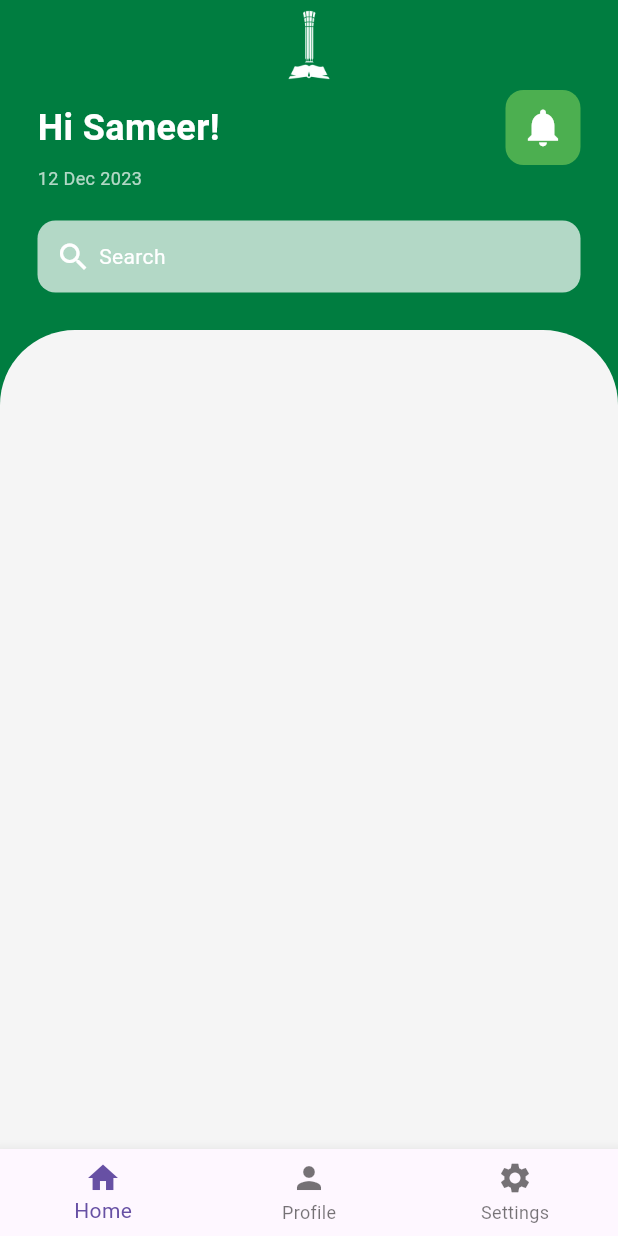
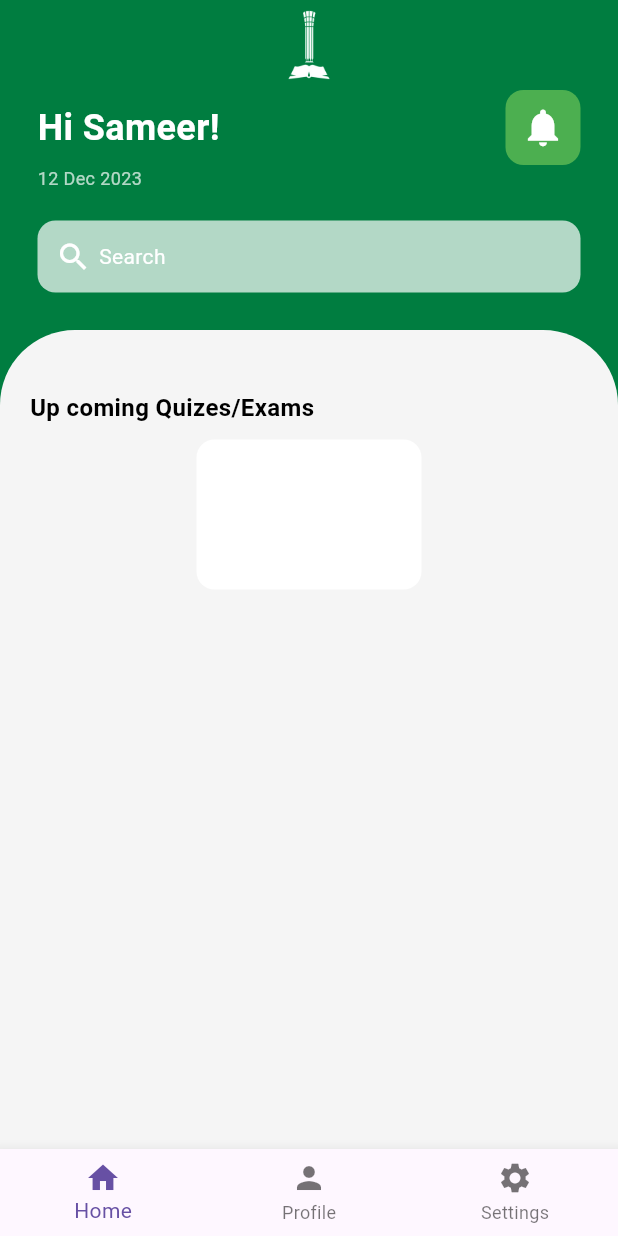
Before and after one commit to SultanAbbas0/TeamXtreme, a Flutter app: the screen it shows after launch, on a phone screen of 412 x 824 dp. Run offline on Flutter 3.47's test engine with Material 3 defaults, Android fonts, the phone set to English and light mode, and no system bars.

Commit message:
Changes in the home files

```diff
--- a/lib/home.dart
+++ b/lib/home.dart
@@ -79,14 +79,46 @@ class _homePageState extends State<homePage> {
                 height: 25,
               ),
               Expanded(
-                  child: ClipRRect(
-                borderRadius: BorderRadius.only(
+                child: ClipRRect(
+                  borderRadius: BorderRadius.only(
                     topLeft: Radius.circular(50),
-                    topRight: Radius.circular(50)),
-                child: Container(
-                  color: Colors.grey[100],
+                    topRight: Radius.circular(50),
+                  ),
+                  child: Container(
+                    padding: EdgeInsets.all(20),
+                    color: Colors.grey[100],
+                    child: Column(
+                      children: [
+                        SizedBox(
+                          height: 20,
+                        ),
+                        Row(
+                          mainAxisAlignment: MainAxisAlignment.spaceBetween,
+                          children: [
+                            Text(
+                              "Up coming Quizes/Exams",
+                              style: TextStyle(
+                                color: Colors.black,
+                                fontSize: 16,
+                                fontWeight: FontWeight.bold,
+                              ),
+                            ),
+                          ],
+                        ),
+                        Container(
+                          height: 100,
+                          width: 150,
+                          margin: EdgeInsets.symmetric(vertical: 10),
+                          decoration: BoxDecoration(
+                            color: Colors.white,
+                            borderRadius: BorderRadius.circular(12),
+                          ),
+                        )
+                      ],
+                    ),
+                  ),
                 ),
-              ))
+              ),
             ],
           ),
         ),
```
